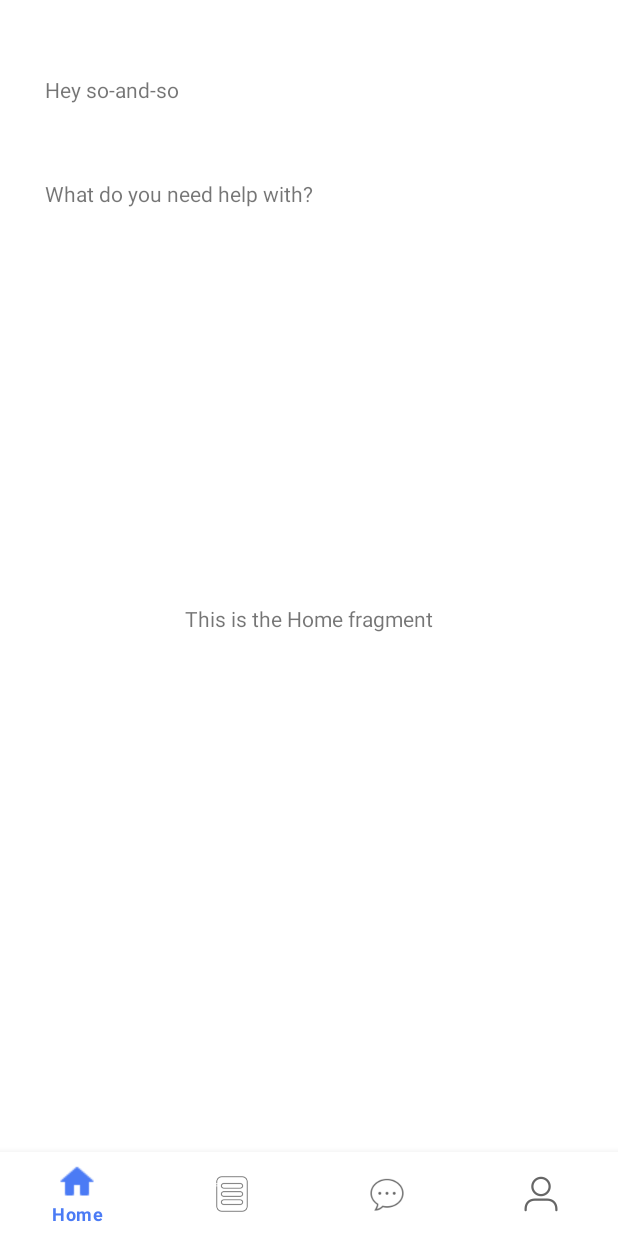
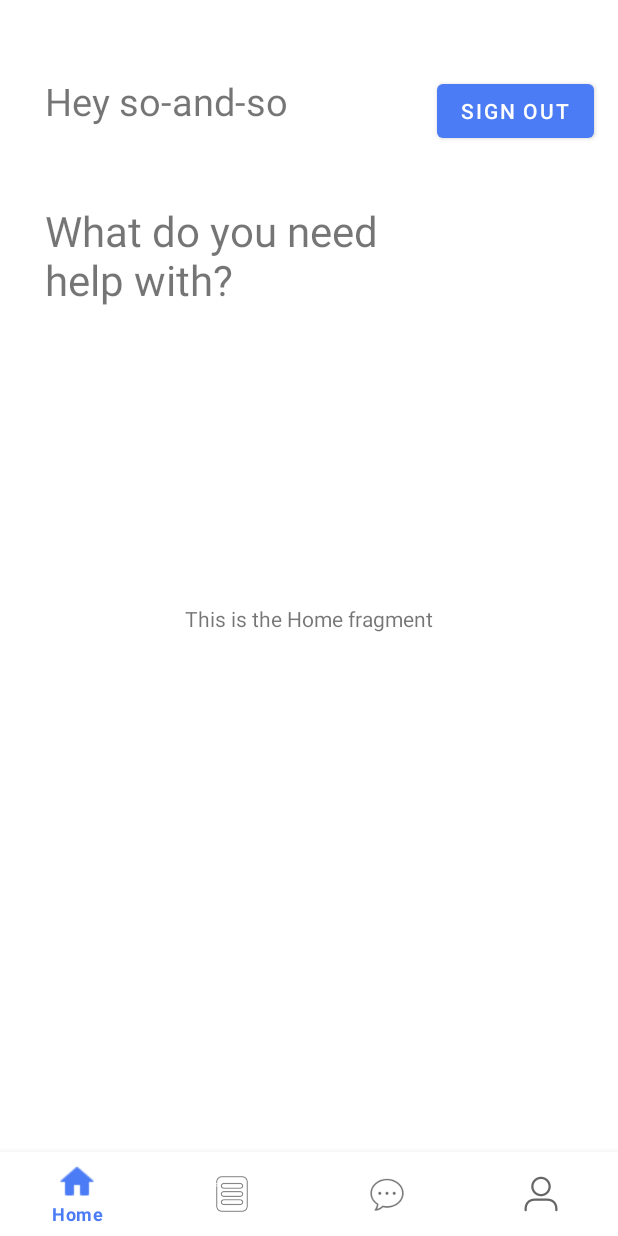
Before and after one commit to SSGrady/Grutor, an Android app: the FeedActivity screen opened directly, with no data from a screen before it, on a phone screen of 412 x 824 dp. Run offline under Robolectric (Android 15) with nearby library versions, the light colour scheme and no system bars; libraries missing offline, so code that uses them is left out: com.parse; 1 statement that could not run was skipped.

Commit message:
Parse debugging and login/logout implemented.

```diff
--- a/app/src/main/java/com/example/grutor/Activites/FeedActivity.java
+++ b/app/src/main/java/com/example/grutor/Activites/FeedActivity.java
@@ -33,8 +33,6 @@ public class FeedActivity extends AppCompatActivity {
         setContentView(R.layout.activity_feed);
         // TODO: Implement intent from LoginActivity to FeedActivity.
         // TODO: Comment out these two lines once LoginActivity works
-        Intent i = new Intent(this, LoginActivity.class);
-        startActivity(i);
 
         // hides action bar
         getSupportActionBar().hide();
--- a/app/src/main/java/com/example/grutor/Fragments/HomeFragment.java
+++ b/app/src/main/java/com/example/grutor/Fragments/HomeFragment.java
@@ -1,5 +1,6 @@
 package com.example.grutor.Fragments;
 
+import android.annotation.SuppressLint;
 import android.content.Intent;
 import android.os.Bundle;
 
@@ -8,13 +9,23 @@ import androidx.fragment.app.Fragment;
 import android.view.LayoutInflater;
 import android.view.View;
 import android.view.ViewGroup;
+import android.widget.Button;
+import android.widget.TextView;
 
 import com.example.grutor.Activites.FeedActivity;
 import com.example.grutor.Activites.LoginActivity;
 import com.example.grutor.R;
+import com.parse.ParseUser;
+
+import java.util.Objects;
 
 
 public class HomeFragment extends Fragment {
+
+    public TextView tvWelcomeUser;
+    public Button btnlogOut;
+    public ParseUser currentUser;
+    public static final String KEY_PARSE_USER_NAME = "name";
 
     @Override
     public View onCreateView(LayoutInflater inflater, ViewGroup parent, Bundle savedInstanceState) {
@@ -25,11 +36,31 @@ public class HomeFragment extends Fragment {
 
     // This event is triggered soon after onCreateView().
     // Any view setup should occur here.  E.g., view lookups and attaching view listeners.
+    @SuppressLint("SetTextI18n")
     @Override
     public void onViewCreated(View view, Bundle savedInstanceState) {
         // Setup any handles to view objects here
         // EditText etFoo = (EditText) view.findViewById(R.id.etFoo);
+        tvWelcomeUser = view.findViewById(R.id.tvWelcomeUser);
+        btnlogOut = view.findViewById(R.id.btnlogOut);
 
+        tvWelcomeUser.setText("Hey " + Objects.requireNonNull(ParseUser.getCurrentUser().get(KEY_PARSE_USER_NAME)) + "!");
+        btnlogOut.setOnClickListener(new View.OnClickListener() {
+            @Override
+            public void onClick(View v) {
+                ParseUser.logOut();
+                currentUser = ParseUser.getCurrentUser(); // now null
+                goLoginActivity();
+            }
+        });
 
     }
+
+    // TODO: Implement an adapter to smoothly transition this method
+            // Consider using an activity to call this method
+    private void goLoginActivity() {
+        Intent i = new Intent(getContext(), LoginActivity.class);
+        startActivity(i);
+        getActivity().finish();
+    }
 }
--- a/app/src/main/res/layout/fragment_home.xml
+++ b/app/src/main/res/layout/fragment_home.xml
@@ -27,17 +27,28 @@
             android:layout_marginStart="30dp"
             android:layout_marginTop="50dp"
             android:text="Hey so-and-so"
+            android:textSize="25sp"
             app:layout_constraintStart_toStartOf="parent"
             app:layout_constraintTop_toTopOf="parent" />
 
         <TextView
             android:id="@+id/tvHomeText"
-            android:layout_width="wrap_content"
+            android:layout_width="270sp"
             android:layout_height="wrap_content"
             android:layout_marginTop="50dp"
             android:text="What do you need help with?"
+            android:textSize="28sp"
             app:layout_constraintStart_toStartOf="@+id/tvWelcomeUser"
             app:layout_constraintTop_toBottomOf="@+id/tvWelcomeUser" />
+
+        <Button
+            android:id="@+id/btnlogOut"
+            android:layout_width="wrap_content"
+            android:layout_height="wrap_content"
+            android:layout_marginEnd="16dp"
+            android:text="Sign Out"
+            app:layout_constraintEnd_toEndOf="parent"
+            app:layout_constraintTop_toTopOf="@+id/tvWelcomeUser" />
 
     </androidx.constraintlayout.widget.ConstraintLayout>
 
--- a/settings.gradle
+++ b/settings.gradle
@@ -3,7 +3,6 @@ pluginManagement {
         gradlePluginPortal()
         google()
         mavenCentral()
-        maven { url "https://jitpack.io" }
     }
 }
 dependencyResolutionManagement {
```
Also changed, not shown: app/src/main/AndroidManifest.xml (+13 -7 lines), app/src/main/java/com/example/grutor/Activites/SignInActivity.java (+64 -0 lines), app/src/main/java/com/example/grutor/Parse/ParseApplication.java (renamed from app/src/main/java/com/example/grutor/Activites/ParseApplication.java, +4 -5 lines), app/src/main/res/layout/activity_sign_in.xml (+5 -5 lines).
